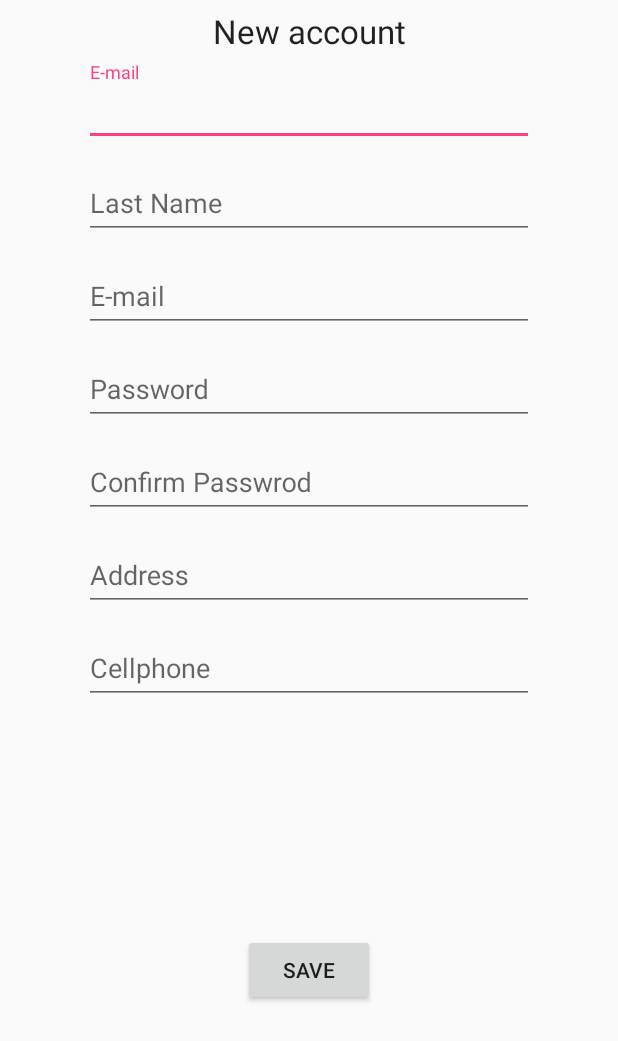
After one commit to erick22se/AndroidApp, an Android app: the RegisterStepOneActivity screen opened directly, with no data from a screen before it, on a phone screen of 412 x 824 dp. The commit adds this screen. Shown: the top 1041 px of the screen. Run offline under Robolectric (Android 15) with nearby library versions, the phone set to English and light mode, and no system bars.

Commit message:
Finshing step one register

```diff
--- a/app/src/main/AndroidManifest.xml
+++ b/app/src/main/AndroidManifest.xml
@@ -19,7 +19,8 @@
         <activity android:name=".Activities.LoginActivity" />
         <activity
             android:name=".Activities.MainActivity"
-            android:label="@string/title_activity_main"></activity>
+            android:label="@string/title_activity_main" />
+        <activity android:name=".Activities.RegisterStepOneActivity"></activity>
     </application>
 
 </manifest>
--- a/app/src/main/java/com/example/soldaplication/Activities/LoginActivity.java
+++ b/app/src/main/java/com/example/soldaplication/Activities/LoginActivity.java
@@ -7,20 +7,39 @@ import android.support.v7.app.AppCompatActivity;
 import android.os.Bundle;
 import android.view.View;
 import android.widget.Button;
+import android.widget.TextView;
 
 import com.example.soldaplication.R;
 
 public class LoginActivity extends AppCompatActivity {
 
+    TextInputEditText email;
+    TextInputEditText password;
     @Override
     protected void onCreate(Bundle savedInstanceState) {
         super.onCreate(savedInstanceState);
         setContentView(R.layout.activity_login);
         Button button = (Button)findViewById(R.id.enter_Button);
+        TextView register = (TextView)findViewById(R.id.register_TextView);
+        register.setOnClickListener(new View.OnClickListener(){
+            @Override
+            public void onClick(View view)
+            {
+                startActivity(new Intent(view.getContext(),RegisterStepOneActivity.class));
+            }
+        });
         button.setOnClickListener(new View.OnClickListener() {
             @Override
             public void onClick(View view) {
-                startActivity(new Intent(view.getContext(),MainActivity.class));
+                email = (TextInputEditText)findViewById(R.id.emailTextInputEdit);
+                password = (TextInputEditText)findViewById(R.id.passwordTextInputEdit);
+                if(email.getText().length() == 0 && password.getText().length() == 0)
+                   startActivity(new Intent(view.getContext(),MainActivity.class));
+                else
+                    Snackbar.make(view, "Your email or password are wrong", Snackbar.LENGTH_LONG)
+                            .setAction("Action", null).show();
+
+
             }
         });
     }
--- a/app/src/main/java/com/example/soldaplication/Activities/MainActivity.java
+++ b/app/src/main/java/com/example/soldaplication/Activities/MainActivity.java
@@ -23,7 +23,7 @@ public class MainActivity extends AppCompatActivity {
                     mTextMessage.setText(R.string.title_home);
                     return true;
                 case R.id.navigation_dashboard:
-                    mTextMessage.setText(R.string.title_dashboard);
+                    mTextMessage.setText(R.string.title_myAuctions);
                     return true;
                 case R.id.navigation_notifications:
                     mTextMessage.setText(R.string.title_store);
--- /dev/null
+++ b/app/src/main/java/com/example/soldaplication/Activities/RegisterStepOneActivity.java
@@ -0,0 +1,15 @@
+package com.example.soldaplication.Activities;
+
+import android.support.v7.app.AppCompatActivity;
+import android.os.Bundle;
+
+import com.example.soldaplication.R;
+
+public class RegisterStepOneActivity extends AppCompatActivity {
+
+    @Override
+    protected void onCreate(Bundle savedInstanceState) {
+        super.onCreate(savedInstanceState);
+        setContentView(R.layout.activity_register_step_one);
+    }
+}
--- a/app/src/main/res/layout/activity_login.xml
+++ b/app/src/main/res/layout/activity_login.xml
@@ -33,12 +33,12 @@
         android:layout_height="wrap_content"
         app:layout_constraintStart_toStartOf="parent"
         app:layout_constraintEnd_toEndOf="parent"
-        app:layout_constraintTop_toBottomOf="@+id/enter_TextView" >
+        app:layout_constraintTop_toBottomOf="@+id/enter_TextView"    >
         <android.support.design.widget.TextInputEditText
             android:id="@+id/emailTextInputEdit"
             android:layout_width="match_parent"
             android:layout_height="wrap_content"
-            android:hint="@string/user_hint"/>
+            android:hint="@string/email_hint"/>
     </android.support.design.widget.TextInputLayout>
     <android.support.design.widget.TextInputLayout
         android:id="@+id/passwordTextInputLayout"
@@ -89,6 +89,7 @@
             android:id="@+id/register_TextView"
             android:layout_width="wrap_content"
             android:layout_height="wrap_content"
+            android:textColor="@android:color/holo_blue_dark"
             android:text="@string/register_text"
             app:layout_constraintLeft_toRightOf="@+id/notRegister_TextView"
             android:layout_margin="6dp" />
--- /dev/null
+++ b/app/src/main/res/layout/activity_register_step_one.xml
@@ -0,0 +1,136 @@
+<?xml version="1.0" encoding="utf-8"?>
+<android.support.constraint.ConstraintLayout xmlns:android="http://schemas.android.com/apk/res/android"
+    xmlns:app="http://schemas.android.com/apk/res-auto"
+    xmlns:tools="http://schemas.android.com/tools"
+    android:layout_width="match_parent"
+    android:layout_height="match_parent"
+    tools:context="com.example.soldaplication.Activities.RegisterStepOneActivity">
+    <TextView
+    android:id="@+id/registerTittle"
+    android:layout_width="wrap_content"
+    android:layout_height="wrap_content"
+    android:text="@string/title_register"
+    android:layout_margin="6dp"
+    app:layout_constraintStart_toStartOf="parent"
+    app:layout_constraintEnd_toEndOf="parent"
+    app:layout_constraintTop_toTopOf="parent"
+    android:textAppearance="?android:textAppearanceLarge"/>
+
+    <android.support.design.widget.TextInputLayout
+        android:id="@+id/nameTextInputLayout"
+        android:layout_width="@dimen/default_length_space"
+        android:layout_height="wrap_content"
+        android:layout_margin="6dp"
+        app:layout_constraintStart_toStartOf="parent"
+        app:layout_constraintEnd_toEndOf="parent"
+        app:layout_constraintTop_toBottomOf="@id/registerTittle"  >
+        <android.support.design.widget.TextInputEditText
+            android:id="@+id/nameTextInputEdit"
+            android:layout_width="@dimen/default_length_space"
+            android:layout_height="wrap_content"
+            android:hint="@string/email_hint"/>
+    </android.support.design.widget.TextInputLayout>
+
+    <android.support.design.widget.TextInputLayout
+        android:id="@+id/lastNameTextInputLayout"
+        android:layout_width="@dimen/default_length_space"
+        android:layout_height="wrap_content"
+        android:layout_margin="6dp"
+        app:layout_constraintStart_toStartOf="parent"
+        app:layout_constraintEnd_toEndOf="parent"
+        app:layout_constraintTop_toBottomOf="@id/nameTextInputLayout" >
+        <android.support.design.widget.TextInputEditText
+            android:id="@+id/lastNameTextInputEdit"
+            android:layout_width="@dimen/default_length_space"
+            android:layout_height="wrap_content"
+            android:hint="@string/last_name_hint"/>
+    </android.support.design.widget.TextInputLayout>
+
+    <android.support.design.widget.TextInputLayout
+        android:id="@+id/emailTextInputLayout"
+        android:layout_width="@dimen/default_length_space"
+        android:layout_height="wrap_content"
+        android:layout_margin="6dp"
+        app:layout_constraintStart_toStartOf="parent"
+        app:layout_constraintEnd_toEndOf="parent"
+        app:layout_constraintTop_toBottomOf="@id/lastNameTextInputLayout" >
+        <android.support.design.widget.TextInputEditText
+            android:id="@+id/emailTextInputEdit"
+            android:layout_width="@dimen/default_length_space"
+            android:layout_height="wrap_content"
+            android:hint="@string/email_hint"/>
+    </android.support.design.widget.TextInputLayout>
+
+    <android.support.design.widget.TextInputLayout
+        android:id="@+id/passwordTextInputLayout"
+        android:layout_width="@dimen/default_length_space"
+        android:layout_height="wrap_content"
+        android:layout_margin="6dp"
+        app:layout_constraintStart_toStartOf="parent"
+        app:layout_constraintEnd_toEndOf="parent"
+        app:layout_constraintTop_toBottomOf="@id/emailTextInputLayout"  >
+        <android.support.design.widget.TextInputEditText
+            android:id="@+id/passwordTextInputEdit"
+            android:layout_width="@dimen/default_length_space"
+            android:layout_height="wrap_content"
+            android:hint="@string/password_hint"/>
+    </android.support.design.widget.TextInputLayout>
+
+    <android.support.design.widget.TextInputLayout
+        android:id="@+id/rePasswordTextInputLayout"
+        android:layout_width="@dimen/default_length_space"
+        android:layout_height="wrap_content"
+        android:layout_margin="6dp"
+        app:layout_constraintStart_toStartOf="parent"
+        app:layout_constraintEnd_toEndOf="parent"
+        app:layout_constraintTop_toBottomOf="@id/passwordTextInputLayout"  >
+        <android.support.design.widget.TextInputEditText
+            android:id="@+id/rePasswordTextInputEdit"
+            android:layout_width="@dimen/default_length_space"
+            android:layout_height="wrap_content"
+            android:hint="Confirm Passwrod"/>
+    </android.support.design.widget.TextInputLayout>
+
+    <android.support.design.widget.TextInputLayout
+        android:id="@+id/addressTextInputLayout"
+        android:layout_width="@dimen/default_length_space"
+        android:layout_height="wrap_content"
+        android:layout_margin="6dp"
+        app:layout_constraintStart_toStartOf="parent"
+        app:layout_constraintEnd_toEndOf="parent"
+        app:layout_constraintTop_toBottomOf="@id/rePasswordTextInputLayout">
+        <android.support.design.widget.TextInputEditText
+            android:id="@+id/addressTextInputEdit"
+            android:layout_width="@dimen/default_length_space"
+            android:layout_height="wrap_content"
+            android:hint="@string/Address"/>
+    </android.support.design.widget.TextInputLayout>
+
+    <android.support.design.widget.TextInputLayout
+        android:id="@+id/cellphoneTextInputLayout"
+        android:layout_width="@dimen/default_length_space"
+        android:layout_height="wrap_content"
+        android:layout_margin="6dp"
+        app:layout_constraintStart_toStartOf="parent"
+        app:layout_constraintEnd_toEndOf="parent"
+        app:layout_constraintTop_toBottomOf="@id/addressTextInputLayout">
+        <android.support.design.widget.TextInputEditText
+            android:id="@+id/cellphoneTextInputEdit"
+            android:layout_width="@dimen/default_length_space"
+            android:layout_height="wrap_content"
+            android:hint="@string/cellphone"/>
+    </android.support.design.widget.TextInputLayout>
+
+    <Button
+        android:id="@+id/nextButton"
+        android:layout_width="wrap_content"
+        android:layout_height="wrap_content"
+        android:text="@string/save_button"
+        android:layout_margin="6dp"
+        app:layout_constraintStart_toStartOf="parent"
+        app:layout_constraintEnd_toEndOf="parent"
+        app:layout_constraintBottom_toBottomOf="parent"
+        app:layout_constraintTop_toBottomOf="@id/cellphoneTextInputLayout"/>
+
+
+</android.support.constraint.ConstraintLayout>
--- a/app/src/main/res/menu/navigation.xml
+++ b/app/src/main/res/menu/navigation.xml
@@ -13,7 +13,7 @@
 
     <item
         android:id="@+id/navigation_notifications"
-        android:icon="@drawable/ic_notifications_black_24dp"
+        android:icon="@drawable/ic_store_black_24dp"
         android:title="@string/title_store" />
 
 </menu>
--- a/app/src/main/res/values/dimens.xml
+++ b/app/src/main/res/values/dimens.xml
@@ -2,4 +2,5 @@
     <!-- Default screen margins, per the Android Design guidelines. -->
     <dimen name="activity_horizontal_margin">16dp</dimen>
     <dimen name="activity_vertical_margin">16dp</dimen>
+    <dimen name="default_length_space">300dp</dimen>
 </resources>
--- a/app/src/main/res/values/strings.xml
+++ b/app/src/main/res/values/strings.xml
@@ -1,8 +1,15 @@
 <resources>
     <string name="app_name">SOLD</string>
-    <string name="user_hint">User</string>
+    <string name="email_hint">E-mail</string>
     <string name="password_hint">Password</string>
     <string name="enter_text">Enter</string>
+    <string name="name_hint">Name</string>
+    <string name="last_name_hint">Last Name</string>
+    <string name="Address">Address</string>
+    <string name="cellphone">Cellphone</string>
+    <string name="next_button">Next</string>
+    <string name="back_button">Back</string>
+    <string name="save_button">Save</string>
     <string name="forgot_text">Forgot your password?</string>
     <string name="not_registered_text">Not yet registered?</string>
     <string name="register_text">Register</string>
@@ -11,4 +18,5 @@
     <string name="title_home">Home</string>
     <string name="title_myAuctions">My Auctions</string>
     <string name="title_store">Store</string>
+    <string name="title_register">New account</string>
 </resources>
```
Also changed, not shown: 2 other files.
